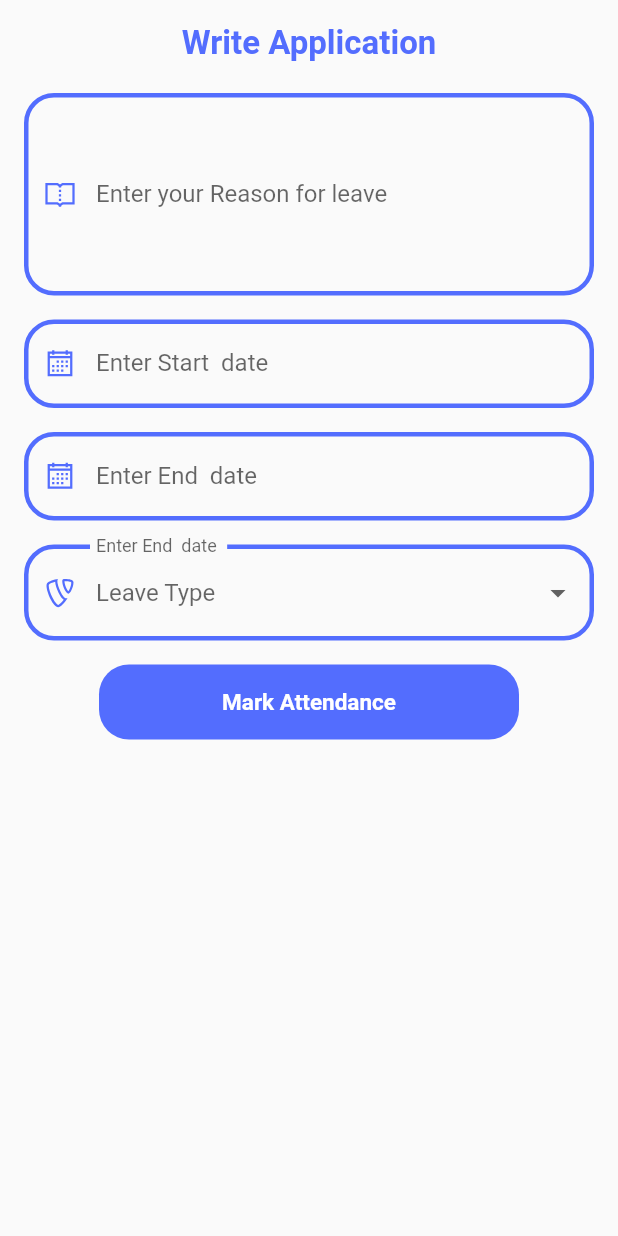
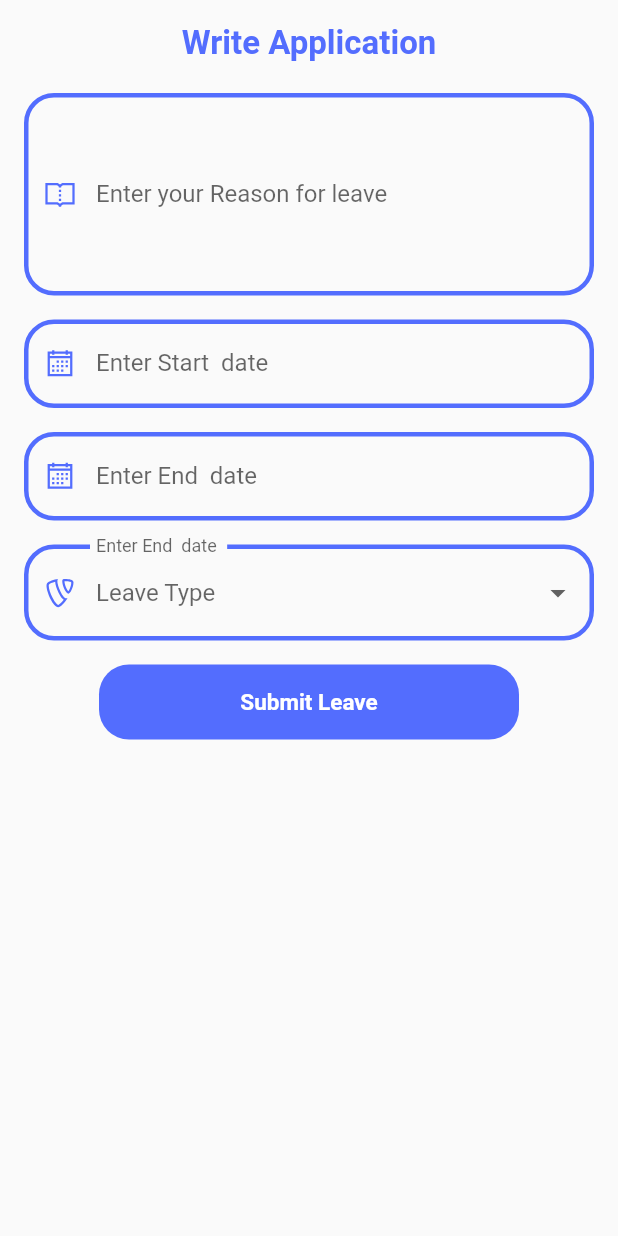
Before and after one commit to Arslan952/MarkIt, a Flutter app: the LeaveApplicationForm screen opened directly, on a phone screen of 412 x 824 dp. Run offline on Flutter 3.47's test engine with Material 2 defaults, Android fonts, the phone set to English and light mode, and no system bars; our stand-ins replace cloud_firestore, firebase_auth, firebase_core, firebase_storage, flutter_slidable, get and 4 more; missing offline and left inert: barcode_scan2; accounts and stored records are empty.

Commit message:
Leave Page

```diff
--- a/markit/lib/screens/leave_page.dart
+++ b/markit/lib/screens/leave_page.dart
@@ -243,7 +243,7 @@ class _LeaveApplicationFormState extends State<LeaveApplicationForm> {
                             borderRadius: BorderRadius.circular(20)),
                         child: const Center(
                           child: Text(
-                            "Mark Attendance",
+                            "Submit Leave",
                             style: TextStyle(
                                 color: Colors.white,
                                 fontSize: 15,
```
